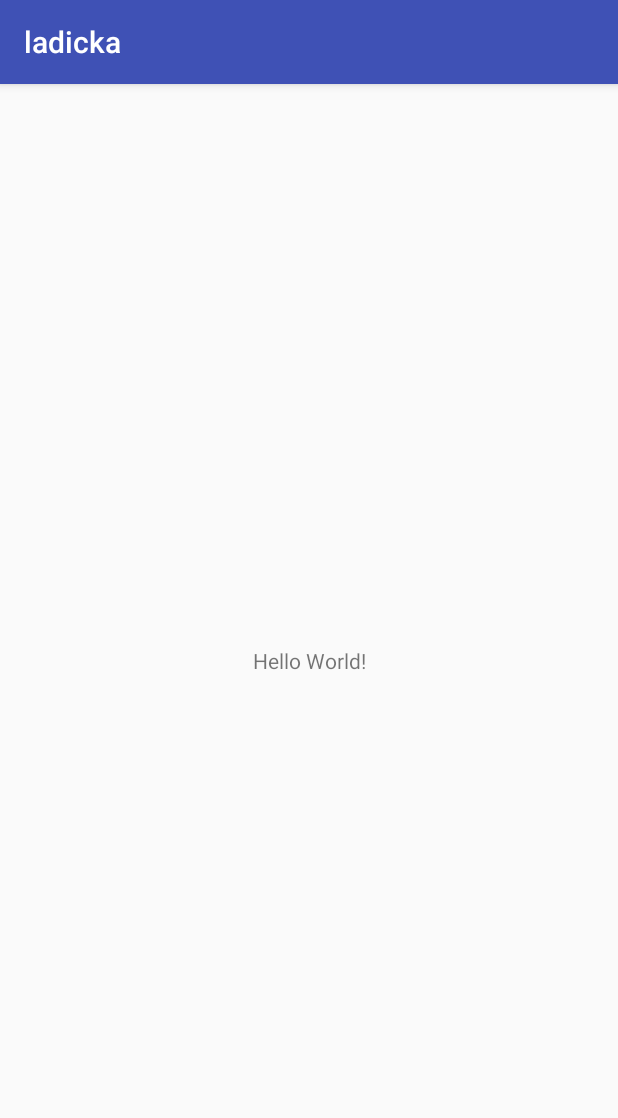
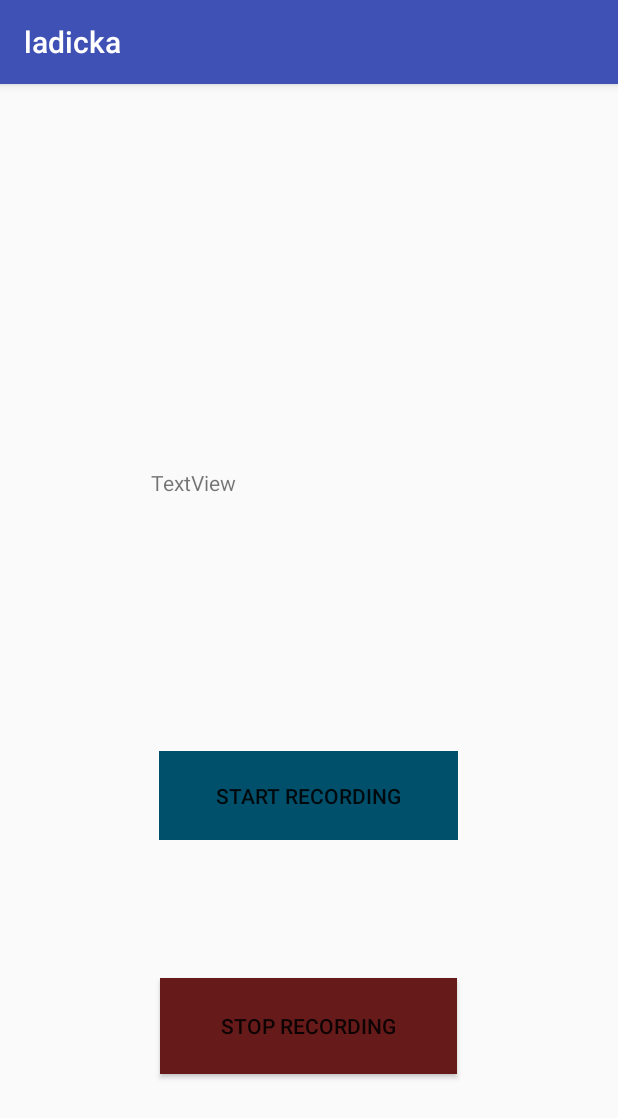
Before and after one commit to LindaSind/ladicka, an Android app: the screen it shows after launch (MainActivity), on a phone screen of 412 x 824 dp. Shown: the top 1118 px of the screen. Run offline under Robolectric (Android 15) with nearby library versions, the phone set to English and light mode, and no system bars.

Commit message:
audio recorder

```diff
--- a/app/src/main/AndroidManifest.xml
+++ b/app/src/main/AndroidManifest.xml
@@ -1,6 +1,8 @@
 <?xml version="1.0" encoding="utf-8"?>
 <manifest xmlns:android="http://schemas.android.com/apk/res/android"
     package="com.example.lsind.ladicka">
+    <uses-permission android:name="android.permission.RECORD_AUDIO"/>
+    <uses-permission android:name="android.permission.WRITE_EXTERNAL_STORAGE"/>
 
     <application
         android:allowBackup="true"
--- a/app/src/main/java/com/example/lsind/ladicka/MainActivity.kt
+++ b/app/src/main/java/com/example/lsind/ladicka/MainActivity.kt
@@ -1,12 +1,46 @@
 package com.example.lsind.ladicka
 
+import android.Manifest
+import android.content.pm.PackageManager
+import android.media.MediaRecorder
 import android.support.v7.app.AppCompatActivity
 import android.os.Bundle
+import android.support.v4.app.ActivityCompat
+import android.view.View
+import kotlinx.android.synthetic.main.activity_main.*
 
 class MainActivity : AppCompatActivity() {
+
+    var mediaRecorder: MediaRecorder? = null
 
     override fun onCreate(savedInstanceState: Bundle?) {
         super.onCreate(savedInstanceState)
         setContentView(R.layout.activity_main)
+
+        mediaRecorder = MediaRecorder()
+
+        if (checkSelfPermission(Manifest.permission.RECORD_AUDIO) != PackageManager.PERMISSION_GRANTED) {
+
+            requestPermissions(arrayOf(Manifest.permission.RECORD_AUDIO), 0);
+
+        }
+
+
+        mediaRecorder?.setAudioSource(MediaRecorder.AudioSource.MIC)
+        mediaRecorder?.setOutputFormat(MediaRecorder.OutputFormat.MPEG_4)
+        mediaRecorder?.setAudioEncoder(MediaRecorder.AudioEncoder.AAC)
+
     }
+    fun startRecording(v:View){
+        mediaRecorder?.prepare()
+        mediaRecorder?.start()
+        textView.setText("recording started!")
+    }
+
+    fun stopRecording(v:View){
+        mediaRecorder?.stop()
+        mediaRecorder?.release()
+        textView.setText("recording ended!")
+    }
+
 }
--- a/app/src/main/res/layout/activity_main.xml
+++ b/app/src/main/res/layout/activity_main.xml
@@ -2,17 +2,55 @@
 <android.support.constraint.ConstraintLayout xmlns:android="http://schemas.android.com/apk/res/android"
     xmlns:app="http://schemas.android.com/apk/res-auto"
     xmlns:tools="http://schemas.android.com/tools"
+    android:id="@+id/main"
     android:layout_width="match_parent"
     android:layout_height="match_parent"
     tools:context=".MainActivity">
 
+    <Button
+        android:id="@+id/button"
+        style="@android:style/Widget.Material.Button.Borderless.Small"
+        android:layout_width="199dp"
+        android:layout_height="59dp"
+        android:layout_marginBottom="92dp"
+        android:layout_marginEnd="8dp"
+        android:layout_marginStart="8dp"
+        android:background="#00506b"
+        android:elevation="0dp"
+        android:onClick="startRecording"
+        android:text="start recording"
+        app:layout_constraintBottom_toTopOf="@+id/button2"
+        app:layout_constraintEnd_toEndOf="parent"
+        app:layout_constraintHorizontal_bias="0.497"
+        app:layout_constraintStart_toStartOf="parent" />
+
     <TextView
-        android:layout_width="wrap_content"
-        android:layout_height="wrap_content"
-        android:text="Hello World!"
+        android:id="@+id/textView"
+        android:layout_width="211dp"
+        android:layout_height="95dp"
+        android:layout_marginBottom="80dp"
+        android:layout_marginEnd="8dp"
+        android:layout_marginStart="8dp"
+        android:layout_marginTop="8dp"
+        android:text="TextView"
+        app:layout_constraintBottom_toTopOf="@+id/button"
+        app:layout_constraintEnd_toEndOf="parent"
+        app:layout_constraintStart_toStartOf="parent"
+        app:layout_constraintTop_toTopOf="parent"
+        app:layout_constraintVertical_bias="0.95" />
+
+    <Button
+        android:id="@+id/button2"
+        android:layout_width="198dp"
+        android:layout_height="64dp"
+        android:layout_marginBottom="108dp"
+        android:layout_marginEnd="8dp"
+        android:layout_marginStart="8dp"
+        android:background="#661a1a"
+        android:onClick="stopRecording"
+        android:text="stop recording"
         app:layout_constraintBottom_toBottomOf="parent"
-        app:layout_constraintLeft_toLeftOf="parent"
-        app:layout_constraintRight_toRightOf="parent"
-        app:layout_constraintTop_toTopOf="parent" />
-
+        app:layout_constraintEnd_toEndOf="parent"
+        app:layout_constraintHorizontal_bias="0.497"
+        app:layout_constraintStart_toStartOf="parent" />
 </android.support.constraint.ConstraintLayout>
```
